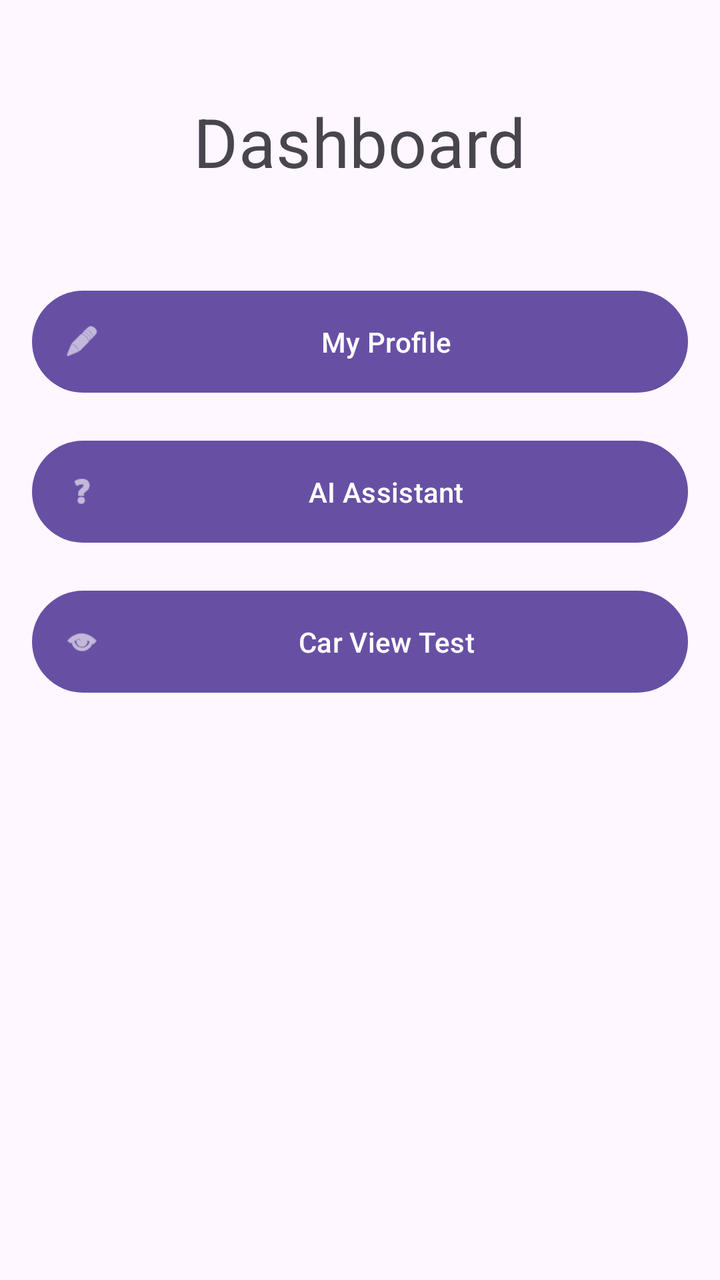
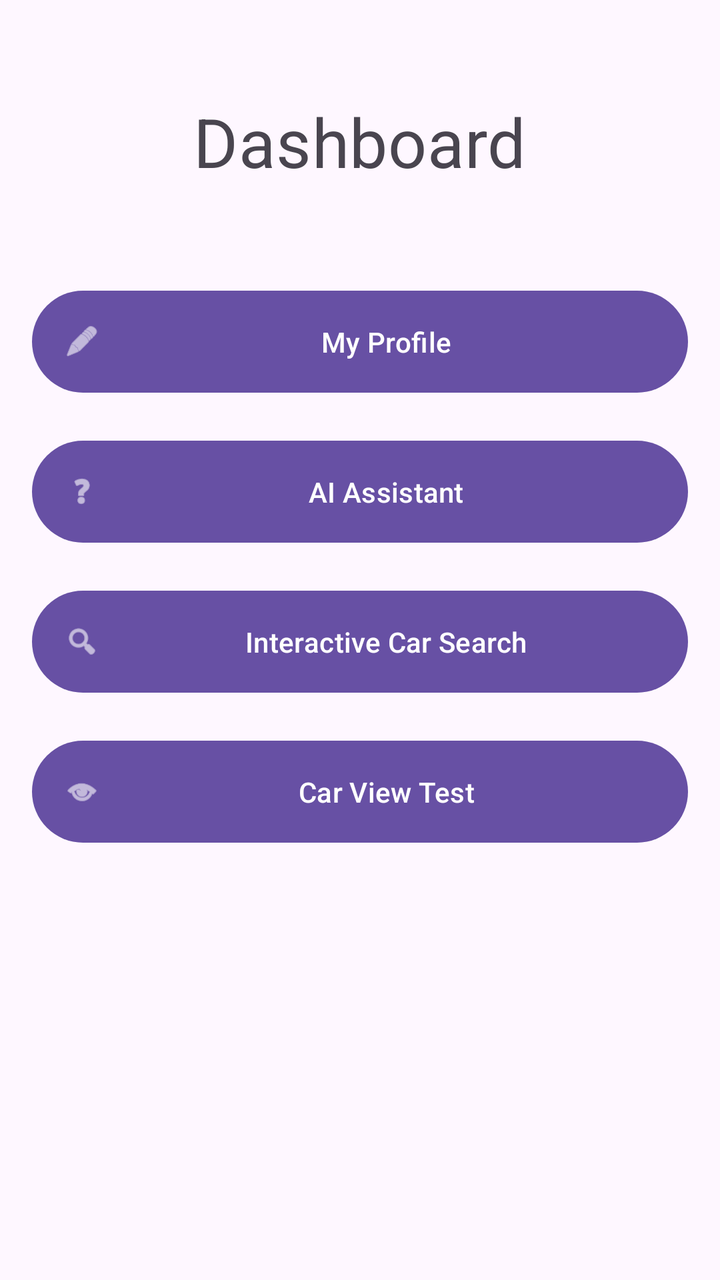

Before-and-after screenshots of an Android layout around one commit, followed by the original layout XML and the change that was made.
<!-- AndroidManifest.xml: application theme Theme.FindMyCar -->
<!-- res/layout/fragment_home.xml -->
<?xml version="1.0" encoding="utf-8"?>
<androidx.constraintlayout.widget.ConstraintLayout xmlns:android="http://schemas.android.com/apk/res/android"
    xmlns:app="http://schemas.android.com/apk/res-auto"
    xmlns:tools="http://schemas.android.com/tools"
    android:layout_width="match_parent"
    android:layout_height="match_parent"
    android:padding="16dp"
    tools:context=".home.HomeFragment">

    <TextView
        android:id="@+id/textView_home_title"
        android:layout_width="wrap_content"
        android:layout_height="wrap_content"
        android:layout_marginTop="32dp"
        android:text="Dashboard"
        android:textAppearance="@style/TextAppearance.MaterialComponents.Headline4"
        app:layout_constraintEnd_toEndOf="parent"
        app:layout_constraintStart_toStartOf="parent"
        app:layout_constraintTop_toTopOf="parent" />

    <Button
        android:id="@+id/button_go_to_profile"
        android:layout_width="0dp"
        android:layout_height="wrap_content"
        android:layout_marginTop="48dp"
        android:padding="16dp"
        android:text="My Profile"
        app:icon="@android:drawable/ic_menu_edit"
        app:layout_constraintEnd_toEndOf="parent"
        app:layout_constraintStart_toStartOf="parent"
        app:layout_constraintTop_toBottomOf="@+id/textView_home_title" />

    <Button
        android:id="@+id/button_go_to_ai"
        android:layout_width="0dp"
        android:layout_height="wrap_content"
        android:layout_marginTop="16dp"
        android:padding="16dp"
        android:text="AI Assistant"
        app:icon="@android:drawable/ic_menu_help"
        app:layout_constraintEnd_toEndOf="parent"
        app:layout_constraintStart_toStartOf="parent"
        app:layout_constraintTop_toBottomOf="@+id/button_go_to_profile" />

    <Button
        android:id="@+id/button_car_view_test"
        android:layout_width="0dp"
        android:layout_height="wrap_content"
        android:layout_marginTop="16dp"
        android:padding="16dp"
        android:text="Car View Test"
        app:icon="@android:drawable/ic_menu_view"
        app:layout_constraintEnd_toEndOf="parent"
        app:layout_constraintStart_toStartOf="parent"
        app:layout_constraintTop_toBottomOf="@+id/button_go_to_ai" />

</androidx.constraintlayout.widget.ConstraintLayout>
<!-- resources referenced by this layout -->
<resources>
  <style name="Theme.FindMyCar" parent="Base.Theme.FindMyCar" />
  <style name="Base.Theme.FindMyCar" parent="Theme.Material3.DayNight.NoActionBar">
          
          
      </style>
</resources>

<!-- the commit's change to res/layout/fragment_home.xml (unified diff, before → after) -->
@@ -43,6 +43,18 @@
         app:layout_constraintTop_toBottomOf="@+id/button_go_to_profile" />
 
     <Button
+        android:id="@+id/button_interactive_search"
+        android:layout_width="0dp"
+        android:layout_height="wrap_content"
+        android:layout_marginTop="16dp"
+        android:padding="16dp"
+        android:text="Interactive Car Search"
+        app:icon="@android:drawable/ic_menu_search"
+        app:layout_constraintEnd_toEndOf="parent"
+        app:layout_constraintStart_toStartOf="parent"
+        app:layout_constraintTop_toBottomOf="@+id/button_go_to_ai" />
+
+    <Button
         android:id="@+id/button_car_view_test"
         android:layout_width="0dp"
         android:layout_height="wrap_content"
@@ -52,6 +64,6 @@
         app:icon="@android:drawable/ic_menu_view"
         app:layout_constraintEnd_toEndOf="parent"
         app:layout_constraintStart_toStartOf="parent"
-        app:layout_constraintTop_toBottomOf="@+id/button_go_to_ai" />
+        app:layout_constraintTop_toBottomOf="@+id/button_interactive_search" />
 
 </androidx.constraintlayout.widget.ConstraintLayout>
